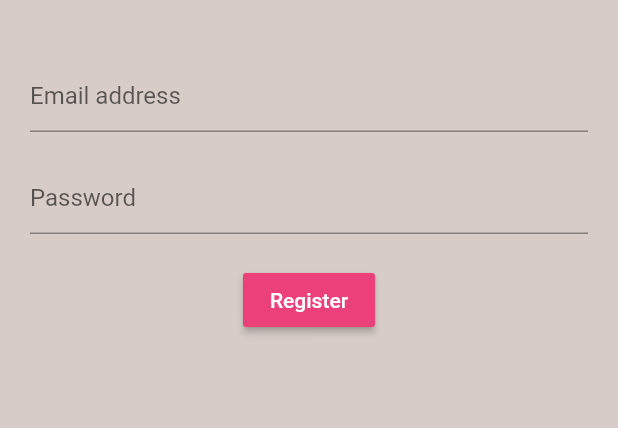
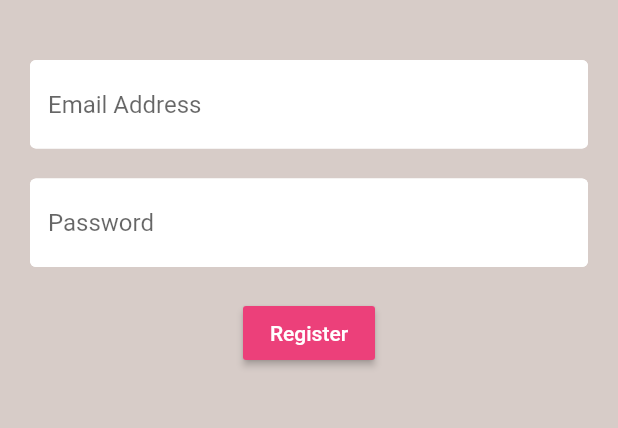
Before and after one commit to anower52/Flutter-firebase, a Flutter app: the screen it shows after launch, after a tap on "Sign In", after a tap on "Register", on a phone screen of 412 x 824 dp, the part 84-512 px from its top. Run offline on Flutter 3.47's test engine with Material 2 defaults, Android fonts, the phone set to English and light mode, and no system bars; our stand-ins replace firebase_auth, firebase_core; accounts and stored records are empty.

Commit message:
shared folder created and put the code in constants folder for input text input decoration

```diff
--- a/lib/screens/authenticate/register.dart
+++ b/lib/screens/authenticate/register.dart
@@ -1,5 +1,6 @@
 import 'package:flutter/material.dart';
 import 'package:brew_crew/services/auth.dart';
+import 'package:brew_crew/shared/constants.dart';
 
 class Register extends StatefulWidget {
   final Function toggleView;
@@ -49,7 +50,8 @@ class _RegisterState extends State<Register> {
                     email = val;
                   });
                 },
-                decoration: InputDecoration(hintText: ('Email address')),
+                decoration:
+                    textInputDecoration.copyWith(hintText: ('Email Address')),
               ),
               SizedBox(
                 height: 20.0,
@@ -58,9 +60,8 @@ class _RegisterState extends State<Register> {
                 validator: (val) =>
                     val.length < 6 ? 'Password minimum 6 character' : null,
                 obscureText: true,
-                decoration: InputDecoration(
-                  hintText: ('Password'),
-                ),
+                decoration:
+                    textInputDecoration.copyWith(hintText: ('Password')),
                 onChanged: (val) {
                   setState(() {
                     password = val;
--- a/lib/screens/authenticate/sign_in.dart
+++ b/lib/screens/authenticate/sign_in.dart
@@ -1,5 +1,6 @@
 import 'package:brew_crew/services/auth.dart';
 import 'package:flutter/material.dart';
+import 'package:brew_crew/shared/constants.dart';
 
 class SignIn extends StatefulWidget {
   final Function toggleView;
@@ -50,7 +51,9 @@ class _SignInState extends State<SignIn> {
                     email = val;
                   });
                 },
-                decoration: InputDecoration(hintText: ('Email address')),
+                decoration: textInputDecoration.copyWith(
+                  hintText: ('Email address'),
+                ),
               ),
               SizedBox(
                 height: 20.0,
@@ -59,9 +62,8 @@ class _SignInState extends State<SignIn> {
                 validator: (val) =>
                     val.length < 6 ? 'Password minimum 6 character' : null,
                 obscureText: true,
-                decoration: InputDecoration(
-                  hintText: ('Password'),
-                ),
+                decoration:
+                    textInputDecoration.copyWith(hintText: ('Password')),
                 onChanged: (val) {
                   setState(() {
                     password = val;
--- /dev/null
+++ b/lib/shared/constants.dart
@@ -0,0 +1,10 @@
+import 'package:flutter/material.dart';
+
+const textInputDecoration = InputDecoration(
+  fillColor: Colors.white,
+  filled: true,
+  enabledBorder: OutlineInputBorder(
+      borderSide: BorderSide(color: Colors.white, width: 2.0)),
+  focusedBorder: OutlineInputBorder(
+      borderSide: BorderSide(color: Colors.pink, width: 2.0)),
+);
```
